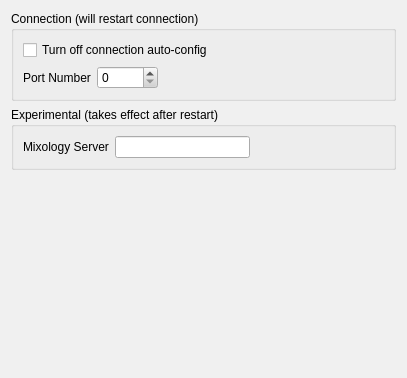
Old version of the form MixologistGui/gui/Preferences/ServerDialog.ui in the repository rebeccaskinner/The-Mixologist.
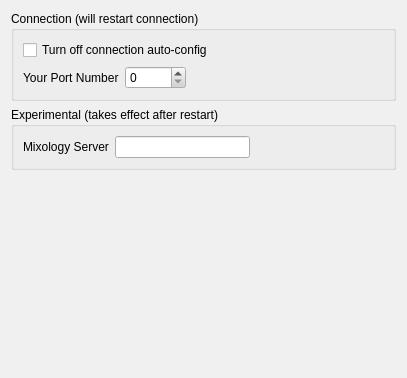
New version of the form.

Commit message: Improvement: Changed the port number back to showing at all times so it can be used a reference, whether or not advanced is enabled

The edit to the form file:
```diff
--- a/MixologistGui/gui/Preferences/ServerDialog.ui
+++ b/MixologistGui/gui/Preferences/ServerDialog.ui
@@ -513,7 +513,7 @@
         <item>
          <widget class="QLabel" name="portLabel">
           <property name="text">
-           <string>Port Number</string>
+           <string>Your Port Number</string>
           </property>
          </widget>
         </item>
```
The commit also changes 1 other file.
